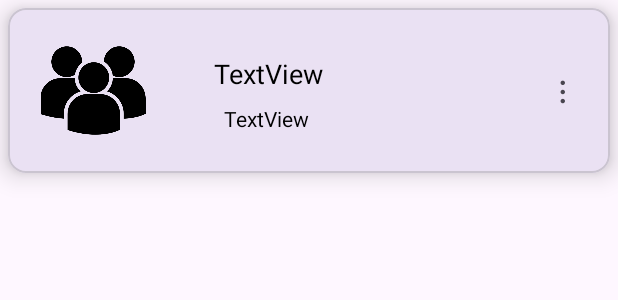
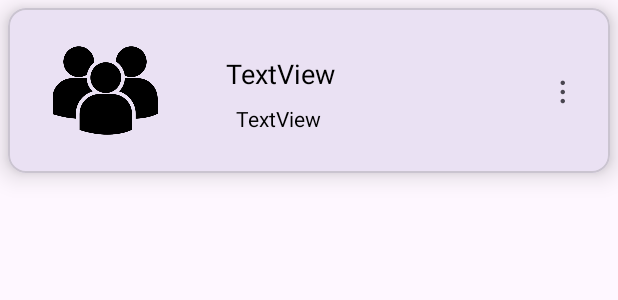
Before and after one commit to rajeev-k47/Ruine, an Android app: the layout demo_groups_layout.xml on its own in the app's theme, with its tools: preview values and no code run, on a phone screen of 412 x 824 dp. Shown: the top 300 px of the screen. Run offline under Robolectric (Android 15) with nearby library versions, the phone set to English and light mode, and no system bars.

Commit message:
Refac:Styles

```diff
--- a/app/src/main/res/layout/demo_groups_layout.xml
+++ b/app/src/main/res/layout/demo_groups_layout.xml
@@ -31,8 +31,12 @@
             android:id="@+id/profile"
             android:layout_width="73dp"
             android:layout_height="70dp"
-            app:srcCompat="@drawable/group"
-            tools:layout_editor_absoluteX="9dp" />
+            android:layout_marginStart="8dp"
+            app:layout_constraintBottom_toBottomOf="parent"
+            app:layout_constraintStart_toStartOf="parent"
+            app:layout_constraintTop_toTopOf="parent"
+            app:layout_constraintVertical_bias="0.0"
+            app:srcCompat="@drawable/group" />
 
         <TextView
             android:id="@+id/menu"
@@ -44,8 +48,6 @@
             android:textStyle="bold"
             app:layout_constraintBottom_toBottomOf="parent"
             app:layout_constraintEnd_toEndOf="parent"
-            app:layout_constraintHorizontal_bias="1.0"
-            app:layout_constraintStart_toEndOf="@+id/name"
             app:layout_constraintTop_toTopOf="parent" />
 
         <TextView
```
